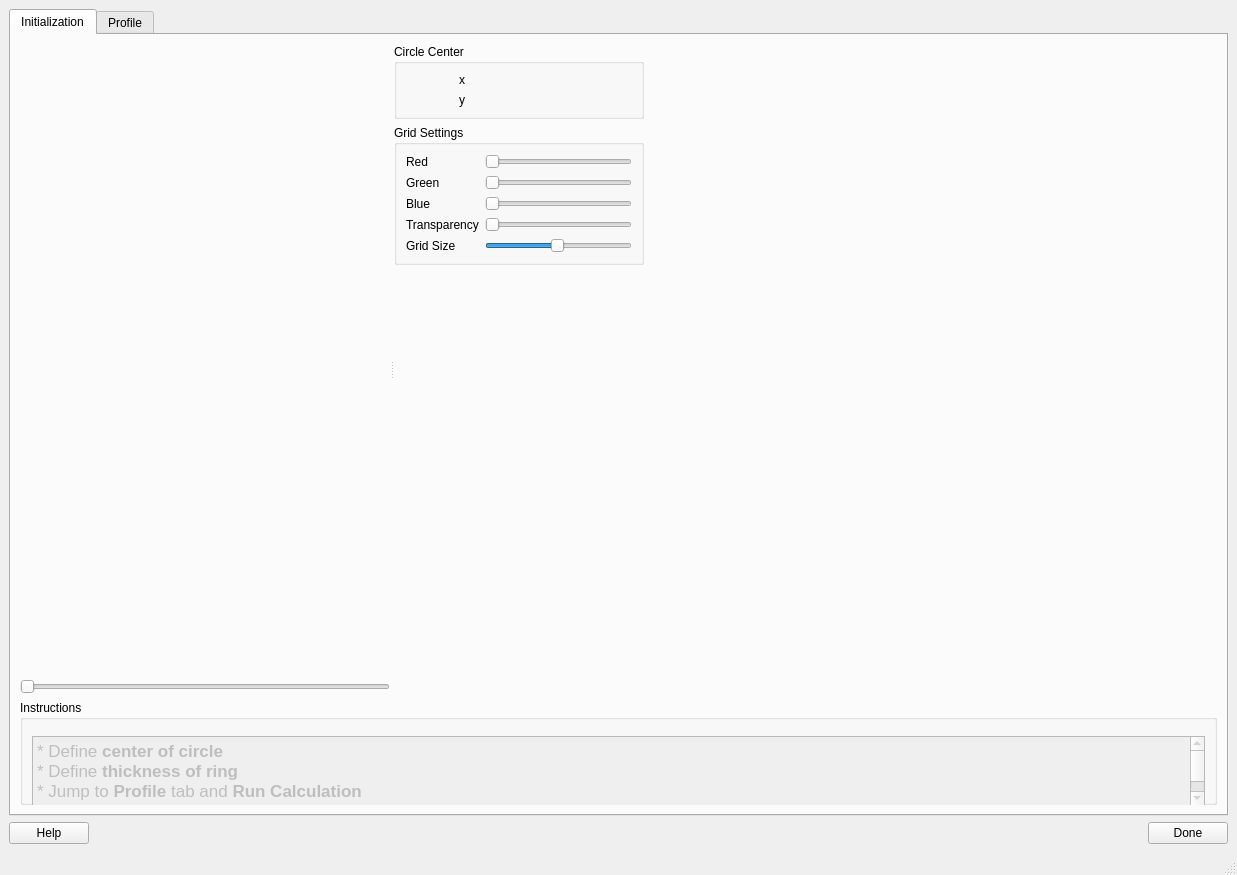
The window that notebooks/ui/ui_circular_profile_of_a_ring.ui (neutronimaging/python_notebooks) describes before a commit, drawn with Qt 5.
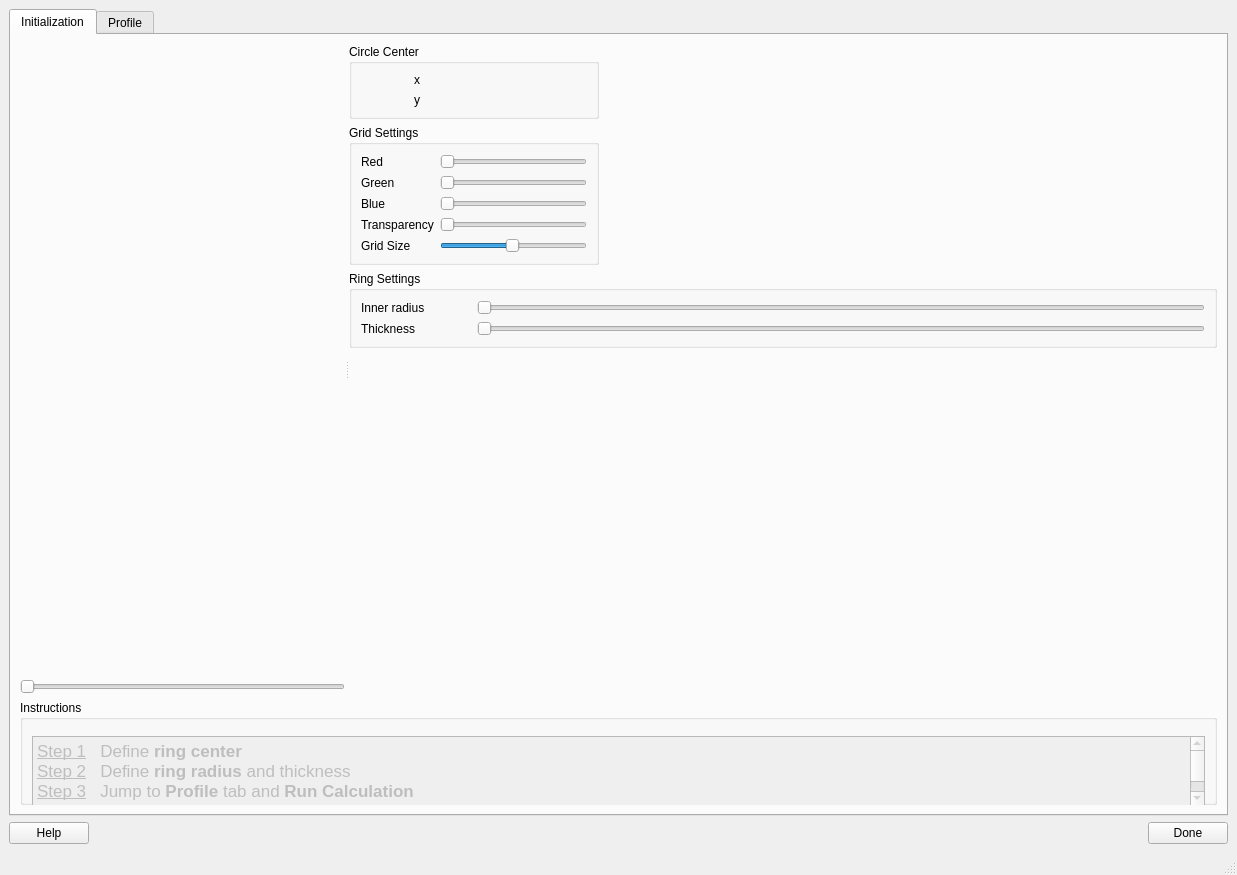
The same window after the commit.

Commit message: Increase resolution of central circle. this refs #14

The edit to the form file:
```diff
--- a/notebooks/ui/ui_circular_profile_of_a_ring.ui
+++ b/notebooks/ui/ui_circular_profile_of_a_ring.ui
@@ -231,6 +231,75 @@
               </layout>
              </widget>
             </item>
+            <item>
+             <widget class="QGroupBox" name="groupBox_3">
+              <property name="title">
+               <string>Ring Settings</string>
+              </property>
+              <layout class="QVBoxLayout" name="verticalLayout_7">
+               <item>
+                <layout class="QHBoxLayout" name="horizontalLayout_2">
+                 <item>
+                  <widget class="QLabel" name="label_3">
+                   <property name="minimumSize">
+                    <size>
+                     <width>110</width>
+                     <height>0</height>
+                    </size>
+                   </property>
+                   <property name="maximumSize">
+                    <size>
+                     <width>110</width>
+                     <height>16777215</height>
+                    </size>
+                   </property>
+                   <property name="text">
+                    <string>Inner radius</string>
+                   </property>
+                  </widget>
+                 </item>
+                 <item>
+                  <widget class="QSlider" name="ring_inner_radius_slider">
+                   <property name="orientation">
+                    <enum>Qt::Horizontal</enum>
+                   </property>
+                  </widget>
+                 </item>
+                </layout>
+               </item>
+               <item>
+                <layout class="QHBoxLayout" name="horizontalLayout_3">
+                 <item>
+                  <widget class="QLabel" name="ring_thickness_label">
+                   <property name="minimumSize">
+                    <size>
+                     <width>110</width>
+                     <height>0</height>
+                    </size>
+                   </property>
+                   <property name="maximumSize">
+                    <size>
+                     <width>110</width>
+                     <height>16777215</height>
+                    </size>
+                   </property>
+                   <property name="text">
+                    <string>Thickness</string>
+                   </property>
+                  </widget>
+                 </item>
+                 <item>
+                  <widget class="QSlider" name="ring_thickness_slider">
+                   <property name="orientation">
+                    <enum>Qt::Horizontal</enum>
+                   </property>
+                  </widget>
+                 </item>
+                </layout>
+               </item>
+              </layout>
+             </widget>
+            </item>
             <item>
              <spacer name="verticalSpacer">
               <property name="orientation">
@@ -303,10 +372,10 @@
 &lt;html&gt;&lt;head&gt;&lt;meta name=&quot;qrichtext&quot; content=&quot;1&quot; /&gt;&lt;style type=&quot;text/css&quot;&gt;
 p, li { white-space: pre-wrap; }
 &lt;/style&gt;&lt;/head&gt;&lt;body style=&quot; font-family:'.SF NS Text'; font-size:13pt; font-weight:400; font-style:normal;&quot;&gt;
-&lt;p style=&quot; margin-top:0px; margin-bottom:0px; margin-left:0px; margin-right:0px; -qt-block-indent:0; text-indent:0px;&quot;&gt;* Define &lt;span style=&quot; font-weight:600;&quot;&gt;center of circle&lt;/span&gt;&lt;/p&gt;
-&lt;p style=&quot; margin-top:0px; margin-bottom:0px; margin-left:0px; margin-right:0px; -qt-block-indent:0; text-indent:0px;&quot;&gt;* Define &lt;span style=&quot; font-weight:600;&quot;&gt;thickness of ring&lt;/span&gt;&lt;/p&gt;
-&lt;p style=&quot; margin-top:0px; margin-bottom:0px; margin-left:0px; margin-right:0px; -qt-block-indent:0; text-indent:0px;&quot;&gt;* Jump to &lt;span style=&quot; font-weight:600;&quot;&gt;Profile&lt;/span&gt; tab and &lt;span style=&quot; font-weight:600;&quot;&gt;Run Calculation&lt;/span&gt;&lt;/p&gt;
-&lt;p style=&quot; margin-top:0px; margin-bottom:0px; margin-left:0px; margin-right:0px; -qt-block-indent:0; text-indent:0px;&quot;&gt;* &lt;span style=&quot; font-weight:600;&quot;&gt;Export&lt;/span&gt; profiles&lt;/p&gt;&lt;/body&gt;&lt;/html&gt;</string>
+&lt;p style=&quot; margin-top:0px; margin-bottom:0px; margin-left:0px; margin-right:0px; -qt-block-indent:0; text-indent:0px;&quot;&gt;&lt;span style=&quot; text-decoration: underline;&quot;&gt;Step 1&lt;/span&gt;   Define &lt;span style=&quot; font-weight:600;&quot;&gt;ring center&lt;/span&gt;&lt;/p&gt;
+&lt;p style=&quot; margin-top:0px; margin-bottom:0px; margin-left:0px; margin-right:0px; -qt-block-indent:0; text-indent:0px;&quot;&gt;&lt;span style=&quot; text-decoration: underline;&quot;&gt;Step 2&lt;/span&gt;   Define &lt;span style=&quot; font-weight:600;&quot;&gt;ring radius &lt;/span&gt;and thickness&lt;/p&gt;
+&lt;p style=&quot; margin-top:0px; margin-bottom:0px; margin-left:0px; margin-right:0px; -qt-block-indent:0; text-indent:0px;&quot;&gt;&lt;span style=&quot; text-decoration: underline;&quot;&gt;Step 3&lt;/span&gt;   Jump to &lt;span style=&quot; font-weight:600;&quot;&gt;Profile&lt;/span&gt; tab and &lt;span style=&quot; font-weight:600;&quot;&gt;Run Calculation&lt;/span&gt;&lt;/p&gt;
+&lt;p style=&quot; margin-top:0px; margin-bottom:0px; margin-left:0px; margin-right:0px; -qt-block-indent:0; text-indent:0px;&quot;&gt;&lt;span style=&quot; text-decoration: underline;&quot;&gt;Step 4&lt;/span&gt;   &lt;span style=&quot; font-weight:600;&quot;&gt;Export&lt;/span&gt; profiles&lt;/p&gt;&lt;/body&gt;&lt;/html&gt;</string>
              </property>
             </widget>
            </item>
```
Left out of the diff: 33 changed lines with no effect on the pictures. The commit also changes 1 other file.
